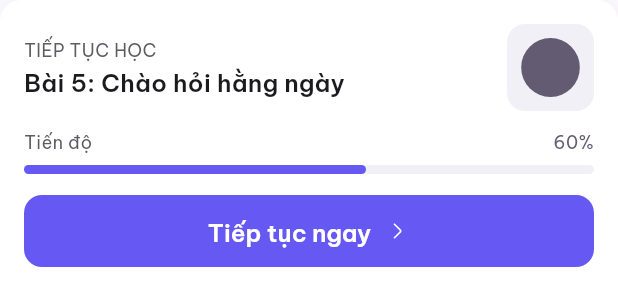
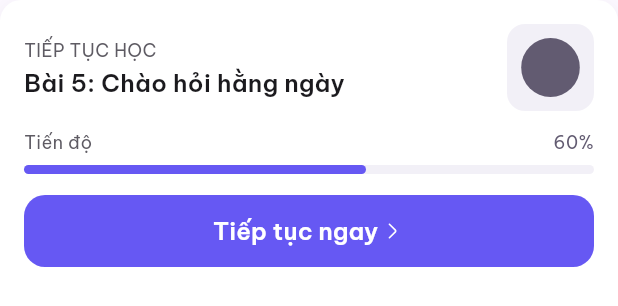
Before and after one commit to baducnguyen259/language_learning_app_full, a Flutter app: the ContinueLearningCard widget shown alone on an empty page, opened directly with empty values, on a phone screen of 412 x 824 dp. Shown: the top 306 px of the screen. Run offline on Flutter 3.47's test engine with Material 3 defaults, Android fonts, the phone set to English and light mode, and no system bars; our stand-ins replace cached_network_image, flutter_svg, get.

Commit message:
up bài học

```diff
--- a/lib/app/common/values/app_icons.dart
+++ b/lib/app/common/values/app_icons.dart
@@ -41,7 +41,7 @@ abstract class AppIcons {
   static const String icPickImage = 'assets/icons/icPickImage.svg';
   static const String icMessagesInfoCircle =
       'assets/icons/icMessagesInfoCircle.svg';
-  static const String icUiSearch = 'assets/icons/icUiSearch.svg';
+  static const String icSearch = 'assets/icons/ic_search.svg';
   static const String icMessagesWarningCircleFill =
       'assets/icons/icMessagesWarningCircleFill.svg';
   static const String icActionArrowRight =
--- a/lib/app/common/widgets/custom_button.dart
+++ b/lib/app/common/widgets/custom_button.dart
@@ -121,8 +121,14 @@ class _BaseButtonState extends State<BaseButton> {
 
     return IgnorePointer(
       ignoring: _isLoading,
-      child: SizedBox(
-        width: widget.width ?? double.infinity,
+      child: LayoutBuilder(
+        builder: (context, constraints) {
+          final width =
+              widget.width ??
+              (constraints.hasBoundedWidth ? double.infinity : null);
+
+          return SizedBox(
+            width: width,
             height: widget.buttonSize.height,
             child: TextButton(
               onPressed: isEnabled ? _handlePressed : null,
@@ -155,6 +161,8 @@ class _BaseButtonState extends State<BaseButton> {
                     )
                   : widget.child,
             ),
+          );
+        },
       ),
     );
   }
--- a/lib/app/modules/home/widgets/continue_learning_card.dart
+++ b/lib/app/modules/home/widgets/continue_learning_card.dart
@@ -1,6 +1,7 @@
 import 'package:flutter/material.dart';
 import 'package:get/get.dart';
 import 'package:language_learning_app/app/common/values/values.dart';
+import 'package:language_learning_app/app/common/widgets/custom_button.dart';
 import 'package:language_learning_app/app/common/widgets/custom_image.dart';
 import 'package:language_learning_app/app/common/widgets/custom_text.dart';
 import 'package:language_learning_app/app/modules/home/controllers/home_controller.dart';
@@ -79,21 +80,22 @@ class ContinueLearningCard extends StatelessWidget {
             ),
           ),
           const SizedBox(height: 14),
-          FilledButton(
+          CustomButton(
+            radius: 14,
             onPressed: () {},
-            style: FilledButton.styleFrom(
-              backgroundColor: AppColors.purple100,
-              foregroundColor: AppColors.contentPrimaryInvert,
-            ),
+            backgroundColor: AppColors.purple100,
+            foregroundColor: AppColors.contentPrimaryInvert,
             child: Row(
+              mainAxisSize: MainAxisSize.min,
               mainAxisAlignment: MainAxisAlignment.center,
+              crossAxisAlignment: CrossAxisAlignment.center,
               children: [
                 CustomText(
                   text: 'Tiếp tục ngay',
                   style: AppTextStyle.buttonL,
                   color: AppColors.contentPrimaryInvert,
+                  height: 1,
                 ),
-                const SizedBox(width: 8),
                 CustomImage.asset(
                   AppIcons.icActionArrowRight,
                   width: 18,
--- a/lib/app/modules/home/widgets/home_content.dart
+++ b/lib/app/modules/home/widgets/home_content.dart
@@ -37,8 +37,8 @@ class HomeContent extends GetView<HomeController> {
                   const SizedBox(height: 18),
                   ContinueLearningCard(controller: controller),
                   const SizedBox(height: 18),
-                  DailyGoalCard(controller: controller),
-                  const SizedBox(height: 20),
+                  // DailyGoalCard(controller: controller),
+                  // const SizedBox(height: 20),
                   CustomText(
                     text: 'Luyện tập',
                     style: AppTextStyle.labelMedium,
--- a/lib/app/modules/learning/bindings/learning_binding.dart
+++ b/lib/app/modules/learning/bindings/learning_binding.dart
@@ -1,7 +1,7 @@
 import 'package:get/get.dart';
 import 'package:language_learning_app/app/modules/learning/controllers/learning_controller.dart';
 
-class LearningPathBinding extends Bindings {
+class LearningBinding extends Bindings {
   @override
   void dependencies() {
     Get.lazyPut<LearningController>(() => LearningController());
--- a/lib/app/modules/main/bindings/main_binding.dart
+++ b/lib/app/modules/main/bindings/main_binding.dart
@@ -11,7 +11,7 @@ class MainShellBinding extends Bindings {
   void dependencies() {
     Get.lazyPut<MainController>(() => MainController());
     HomeBinding().dependencies();
-    LearningPathBinding().dependencies();
+    LearningBinding().dependencies();
     PracticeBinding().dependencies();
     VocabularyBinding().dependencies();
     ProfileBinding().dependencies();
```
Also changed, not shown: lib/app/modules/learning/controllers/learning_controller.dart (+12 -1 lines), lib/app/modules/learning/views/learning_view.dart (+17 -6 lines), lib/app/modules/learning/widgets/course_sumary_card.dart (added, +98 -0 lines), lib/app/modules/learning/widgets/learning_header.dart (+35 -0 lines), assets/icons/ic_search.svg (added). Lines whose indentation alone changed are shown as unchanged.
